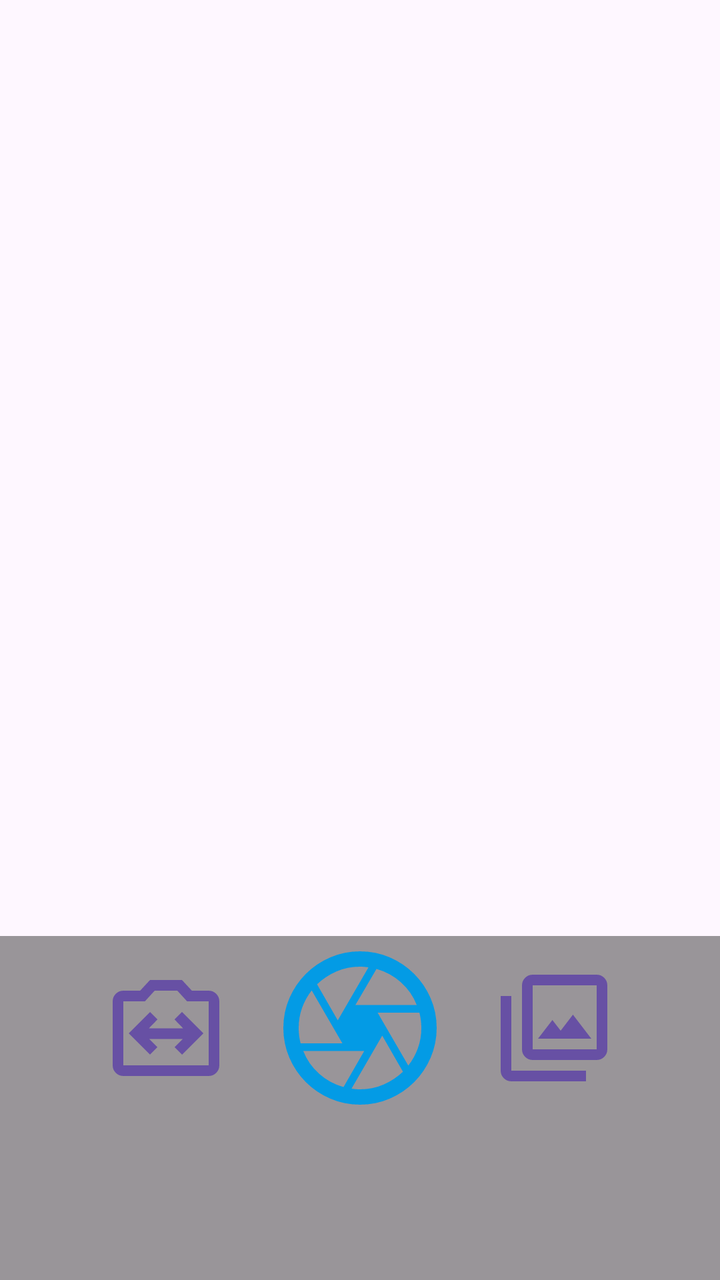
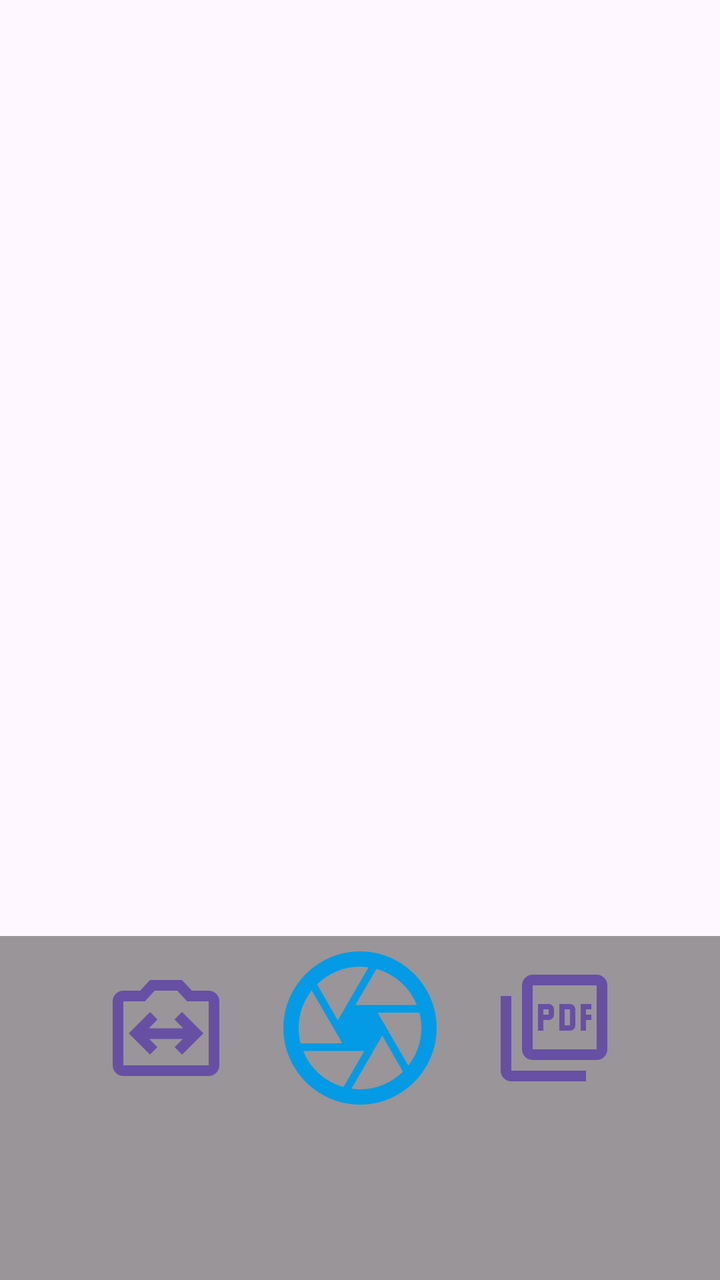

Before-and-after screenshots of an Android layout around one commit, followed by the original layout XML and the change that was made.
<!-- AndroidManifest.xml: application theme Theme.ScanOff -->
<!-- res/layout/camera_ui.xml -->
<?xml version="1.0" encoding="utf-8"?>
<androidx.constraintlayout.widget.ConstraintLayout xmlns:android="http://schemas.android.com/apk/res/android"
    xmlns:app="http://schemas.android.com/apk/res-auto"
    android:id="@+id/camera_ui_container"
    android:layout_width="match_parent"
    android:layout_height="match_parent"
    android:layoutDirection="ltr">

    <LinearLayout
        android:layout_width="match_parent"
        android:layout_height="wrap_content"
        android:orientation="horizontal"
        app:layout_constraintBottom_toBottomOf="parent"
        app:layout_constraintLeft_toLeftOf="parent"
        android:background="@color/black_overlay"
        >

        <Space
            android:layout_width="0dp"
            android:layout_height="1dp"
            android:layout_weight="1" >
        </Space>

        <Button
            android:id="@+id/camera_switch_button"
            android:layout_width="64dp"
            android:layout_height="64dp"
            android:layout_marginStart="32dp"
            android:layout_marginBottom="92dp"
            android:background="@drawable/switch_camera_24px"
            android:padding="4dp"
            android:scaleType="fitCenter"
            app:layout_constraintBottom_toBottomOf="parent"
            app:layout_constraintLeft_toLeftOf="parent" />

        <Space
            android:layout_width="0dp"
            android:layout_height="1dp"
            android:layout_weight="1" >
        </Space>

        <Button
            android:id="@+id/camera_capture_button"
            android:layout_width="92dp"
            android:layout_height="92dp"
            android:layout_marginBottom="80dp"
            android:background="@drawable/camera_24px"
            android:scaleType="fitCenter"
            app:backgroundTint="@color/light_blue_600"
            app:layout_constraintBottom_toBottomOf="parent"
            app:layout_constraintLeft_toLeftOf="parent"
            app:layout_constraintRight_toRightOf="parent" />

        <Space
            android:layout_width="0dp"
            android:layout_height="1dp"
            android:layout_weight="1" >
        </Space>

        <Button
            android:id="@+id/photo_view_button"
            android:layout_width="64dp"
            android:layout_height="64dp"
            android:layout_marginEnd="32dp"
            android:layout_marginBottom="92dp"
            android:background="@drawable/photo_library_24px"
            android:padding="16dp"
            android:scaleType="fitCenter"
            app:layout_constraintBottom_toBottomOf="parent"
            app:layout_constraintRight_toRightOf="parent" />

        <Space
            android:layout_width="0dp"
            android:layout_height="1dp"
            android:layout_weight="1" >
        </Space>
    </LinearLayout>
</androidx.constraintlayout.widget.ConstraintLayout>
<!-- resources referenced by this layout -->
<resources>
  <color name="black_overlay">#66000000</color>
  <color name="light_blue_600">#FF039BE5</color>
  <!-- drawable photo_library_24px (drawable) -->
  <vector xmlns:android="http://schemas.android.com/apk/res/android"
      android:width="24dp"
      android:height="24dp"
      android:viewportWidth="960"
      android:viewportHeight="960"
      android:tint="?attr/colorControlNormal">
    <path
        android:fillColor="@android:color/white"
        android:pathData="M360,560L760,560L622,380L530,500L468,420L360,560ZM320,720Q287,720 263.5,696.5Q240,673 240,640L240,160Q240,127 263.5,103.5Q287,80 320,80L800,80Q833,80 856.5,103.5Q880,127 880,160L880,640Q880,673 856.5,696.5Q833,720 800,720L320,720ZM320,640L800,640Q800,640 800,640Q800,640 800,640L800,160Q800,160 800,160Q800,160 800,160L320,160Q320,160 320,160Q320,160 320,160L320,640Q320,640 320,640Q320,640 320,640ZM160,880Q127,880 103.5,856.5Q80,833 80,800L80,240L160,240L160,800Q160,800 160,800Q160,800 160,800L720,800L720,880L160,880ZM320,160L320,160Q320,160 320,160Q320,160 320,160L320,640Q320,640 320,640Q320,640 320,640L320,640Q320,640 320,640Q320,640 320,640L320,160Q320,160 320,160Q320,160 320,160Z"/>
  </vector>
  <!-- drawable switch_camera_24px (drawable) -->
  <vector xmlns:android="http://schemas.android.com/apk/res/android"
      android:width="24dp"
      android:height="24dp"
      android:viewportWidth="960"
      android:viewportHeight="960"
      android:tint="?attr/colorControlNormal">
    <path
        android:fillColor="@android:color/white"
        android:pathData="M360,680L416,624L354,562L606,562L544,624L600,680L760,520L600,360L544,416L608,482L352,482L416,416L360,360L200,520L360,680ZM160,840Q127,840 103.5,816.5Q80,793 80,760L80,280Q80,247 103.5,223.5Q127,200 160,200L286,200L360,120L600,120L674,200L800,200Q833,200 856.5,223.5Q880,247 880,280L880,760Q880,793 856.5,816.5Q833,840 800,840L160,840ZM160,760L800,760Q800,760 800,760Q800,760 800,760L800,280Q800,280 800,280Q800,280 800,280L638,280L565,200L395,200L322,280L160,280Q160,280 160,280Q160,280 160,280L160,760Q160,760 160,760Q160,760 160,760ZM480,520Q480,520 480,520Q480,520 480,520L480,520Q480,520 480,520Q480,520 480,520L480,520L480,520L480,520L480,520L480,520Q480,520 480,520Q480,520 480,520L480,520Q480,520 480,520Q480,520 480,520Z"/>
  </vector>
  <style name="Theme.ScanOff" parent="Base.Theme.ScanOff" />
  <style name="Base.Theme.ScanOff" parent="Theme.Material3.DayNight.NoActionBar">
          
          
      </style>
  <!-- unchanged entries left out for length: 1 -->
</resources>

<!-- the commit's change to res/layout/camera_ui.xml (unified diff, before → after) -->
@@ -58,12 +58,12 @@
         </Space>
 
         <Button
-            android:id="@+id/photo_view_button"
+            android:id="@+id/pdf_convert_button"
             android:layout_width="64dp"
             android:layout_height="64dp"
             android:layout_marginEnd="32dp"
             android:layout_marginBottom="92dp"
-            android:background="@drawable/photo_library_24px"
+            android:background="@drawable/picture_as_pdf_24px"
             android:padding="16dp"
             android:scaleType="fitCenter"
             app:layout_constraintBottom_toBottomOf="parent"
<!-- resource entries referenced after the edit -->
@@ -2,7 +2,7 @@
 <resources>
   <color name="black_overlay">#66000000</color>
   <color name="light_blue_600">#FF039BE5</color>
-  <!-- drawable photo_library_24px (drawable) -->
+  <!-- drawable picture_as_pdf_24px (drawable) -->
   <vector xmlns:android="http://schemas.android.com/apk/res/android"
       android:width="24dp"
       android:height="24dp"
@@ -11,7 +11,7 @@
       android:tint="?attr/colorControlNormal">
     <path
         android:fillColor="@android:color/white"
-        android:pathData="M360,560L760,560L622,380L530,500L468,420L360,560ZM320,720Q287,720 263.5,696.5Q240,673 240,640L240,160Q240,127 263.5,103.5Q287,80 320,80L800,80Q833,80 856.5,103.5Q880,127 880,160L880,640Q880,673 856.5,696.5Q833,720 800,720L320,720ZM320,640L800,640Q800,640 800,640Q800,640 800,640L800,160Q800,160 800,160Q800,160 800,160L320,160Q320,160 320,160Q320,160 320,160L320,640Q320,640 320,640Q320,640 320,640ZM160,880Q127,880 103.5,856.5Q80,833 80,800L80,240L160,240L160,800Q160,800 160,800Q160,800 160,800L720,800L720,880L160,880ZM320,160L320,160Q320,160 320,160Q320,160 320,160L320,640Q320,640 320,640Q320,640 320,640L320,640Q320,640 320,640Q320,640 320,640L320,160Q320,160 320,160Q320,160 320,160Z"/>
+        android:pathData="M360,500L400,500L400,420L440,420Q457,420 468.5,408.5Q480,397 480,380L480,340Q480,323 468.5,311.5Q457,300 440,300L360,300L360,500ZM400,380L400,340L440,340L440,380L400,380ZM520,500L600,500Q617,500 628.5,488.5Q640,477 640,460L640,340Q640,323 628.5,311.5Q617,300 600,300L520,300L520,500ZM560,460L560,340L600,340L600,460L560,460ZM680,500L720,500L720,420L760,420L760,380L720,380L720,340L760,340L760,300L680,300L680,500ZM320,720Q287,720 263.5,696.5Q240,673 240,640L240,160Q240,127 263.5,103.5Q287,80 320,80L800,80Q833,80 856.5,103.5Q880,127 880,160L880,640Q880,673 856.5,696.5Q833,720 800,720L320,720ZM320,640L800,640Q800,640 800,640Q800,640 800,640L800,160Q800,160 800,160Q800,160 800,160L320,160Q320,160 320,160Q320,160 320,160L320,640Q320,640 320,640Q320,640 320,640ZM160,880Q127,880 103.5,856.5Q80,833 80,800L80,240L160,240L160,800Q160,800 160,800Q160,800 160,800L720,800L720,880L160,880ZM320,160L320,160Q320,160 320,160Q320,160 320,160L320,640Q320,640 320,640Q320,640 320,640L320,640Q320,640 320,640Q320,640 320,640L320,160Q320,160 320,160Q320,160 320,160Z"/>
   </vector>
   <!-- drawable switch_camera_24px (drawable) -->
   <vector xmlns:android="http://schemas.android.com/apk/res/android"
